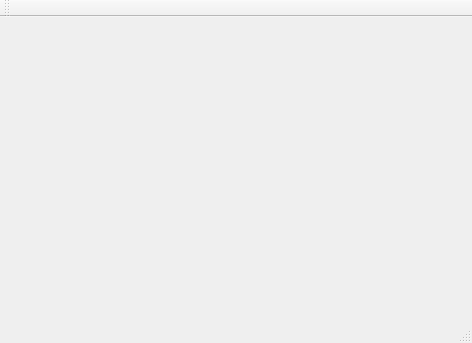
Before: the Qt Designer form mainwindow.ui in supojen/Bulk_Club, drawn with Qt 5.
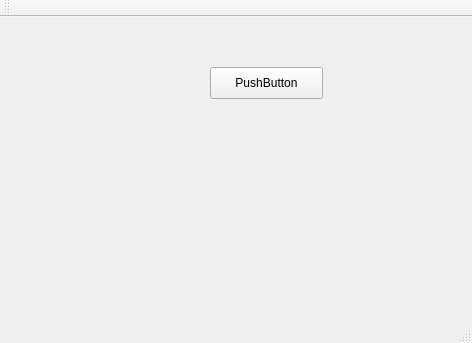
After: the same form once the commit is applied.

Commit message: update comtroller constructor

```diff
--- a/mainwindow.ui
+++ b/mainwindow.ui
@@ -13,7 +13,21 @@
   <property name="windowTitle">
    <string>MainWindow</string>
   </property>
-  <widget class="QWidget" name="centralWidget"/>
+  <widget class="QWidget" name="centralWidget">
+   <widget class="QPushButton" name="pushButton">
+    <property name="geometry">
+     <rect>
+      <x>210</x>
+      <y>50</y>
+      <width>113</width>
+      <height>32</height>
+     </rect>
+    </property>
+    <property name="text">
+     <string>PushButton</string>
+    </property>
+   </widget>
+  </widget>
   <widget class="QMenuBar" name="menuBar">
    <property name="geometry">
     <rect>
```
The commit also changes 2 other files.
